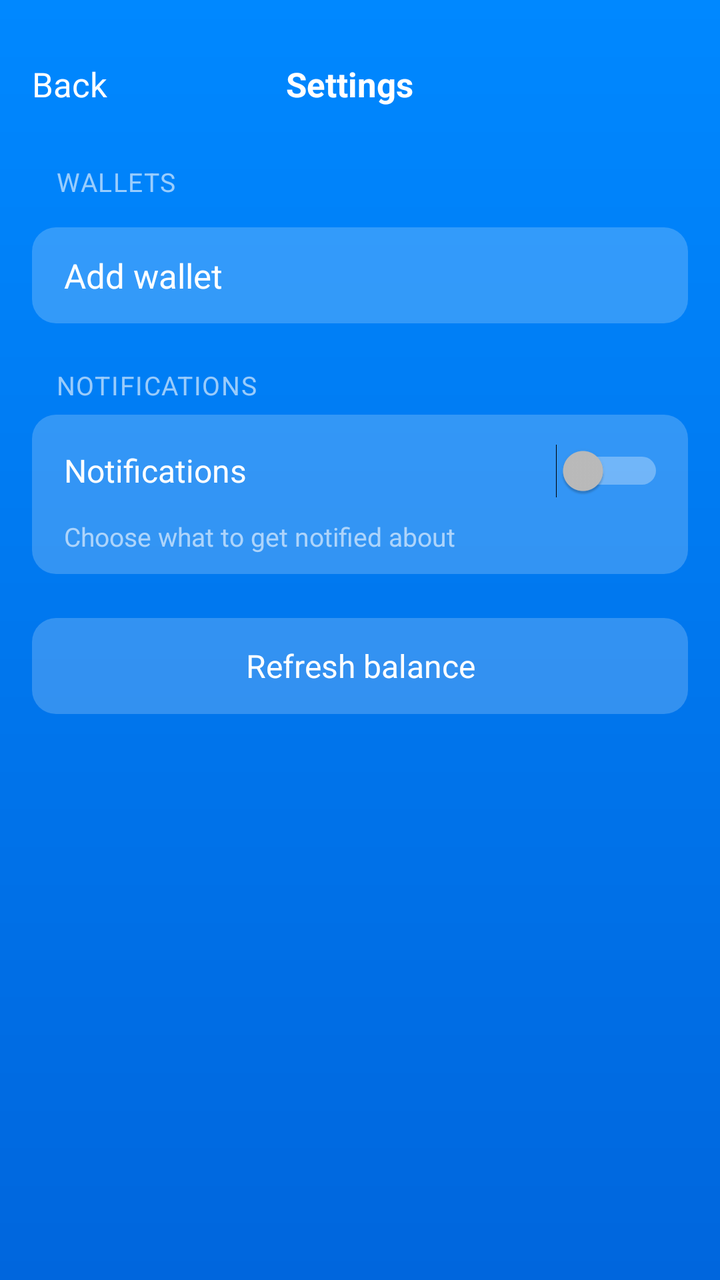
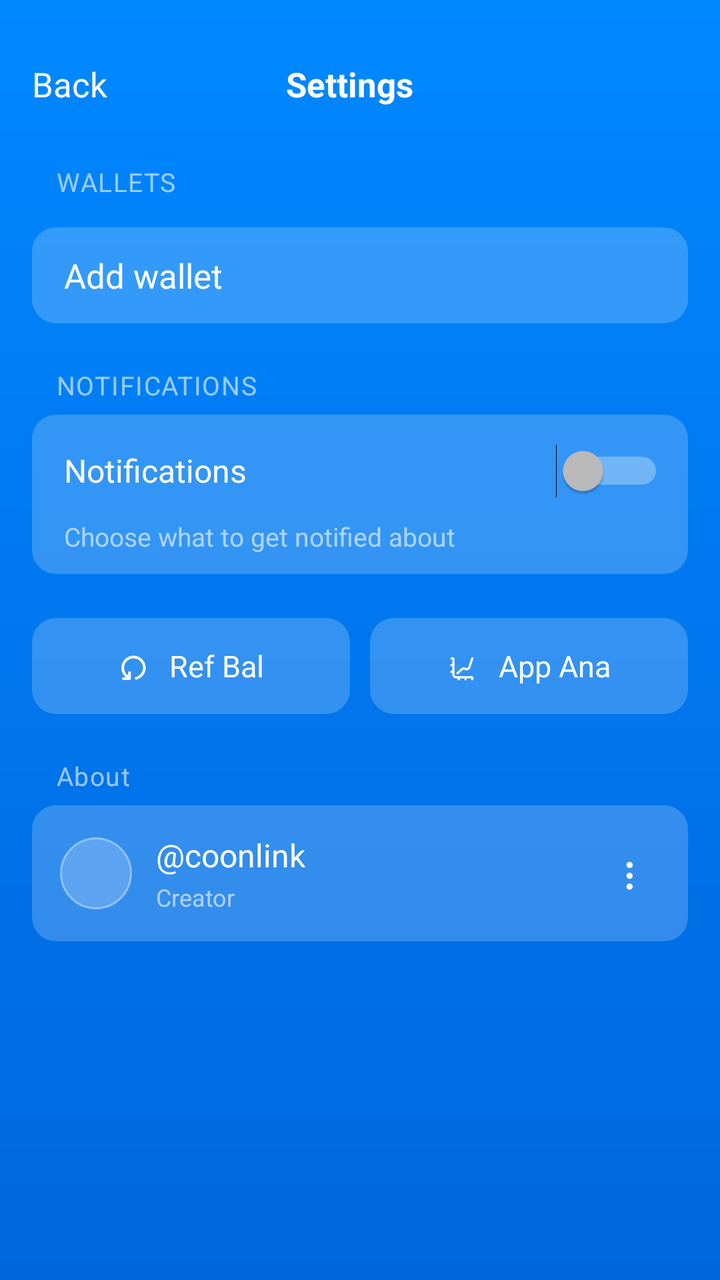

Screens rendered from an Android XML layout before and after an edit, with the pre-edit source and the edit as a unified diff.
<!-- AndroidManifest.xml: application theme AppTheme -->
<!-- res/layout/activity_settings.xml -->
<?xml version="1.0" encoding="utf-8"?>
<ScrollView xmlns:android="http://schemas.android.com/apk/res/android" android:id="@+id/settings_root" android:layout_width="match_parent" android:layout_height="match_parent" android:background="@drawable/app_bg" android:clipToPadding="false" android:fillViewport="true">
    <LinearLayout android:layout_width="match_parent" android:layout_height="wrap_content" android:orientation="vertical" android:paddingStart="16dp" android:paddingTop="20dp" android:paddingEnd="16dp" android:paddingBottom="28dp">
        <LinearLayout android:layout_width="match_parent" android:layout_height="44dp" android:gravity="center_vertical" android:orientation="horizontal">
            <TextView android:id="@+id/settings_back" android:layout_width="wrap_content" android:layout_height="match_parent" android:gravity="center_vertical" android:paddingEnd="8dp" android:text="@string/back" android:textColor="#FFFFFFFF" android:textSize="17sp" />
            <TextView android:layout_width="0dp" android:layout_height="match_parent" android:layout_weight="1" android:gravity="center" android:text="@string/settings_title" android:textColor="#FFFFFFFF" android:textSize="17sp" android:textStyle="bold" />
            <View android:layout_width="56dp" android:layout_height="1dp" />
        </LinearLayout>
        <TextView android:layout_width="match_parent" android:layout_height="wrap_content" android:layout_marginStart="12dp" android:layout_marginTop="18dp" android:layout_marginBottom="6dp" android:letterSpacing="0.04" android:text="@string/wallets_section" android:textColor="#99FFFFFF" android:textSize="13sp" />
        <LinearLayout android:id="@+id/wallets_list" android:layout_width="match_parent" android:layout_height="wrap_content" android:background="@drawable/settings_group_bg" android:orientation="vertical" />
        <TextView android:id="@+id/wallet_add" android:layout_width="match_parent" android:layout_height="wrap_content" android:layout_marginTop="8dp" android:background="@drawable/settings_group_bg" android:gravity="center_vertical|start" android:minHeight="48dp" android:paddingStart="16dp" android:paddingTop="12dp" android:paddingEnd="16dp" android:paddingBottom="12dp" android:text="@string/wallet_add" android:textColor="#FFFFFFFF" android:textSize="17sp" />
        <LinearLayout android:id="@+id/add_panel" android:layout_width="match_parent" android:layout_height="wrap_content" android:layout_marginTop="8dp" android:background="@drawable/settings_group_bg" android:orientation="vertical" android:padding="12dp" android:visibility="gone">
            <LinearLayout android:layout_width="match_parent" android:layout_height="44dp" android:orientation="horizontal">
                <Button android:id="@+id/mode_own" android:layout_width="0dp" android:layout_height="match_parent" android:layout_weight="1" android:background="@drawable/button_mode_on" android:fontFamily="sans-serif-medium" android:minHeight="0dp" android:minWidth="0dp" android:stateListAnimator="@null" android:text="@string/mode_own" android:textAllCaps="false" android:textColor="@color/gram_blue" android:textSize="13sp" />
                <Button android:id="@+id/mode_other" android:layout_width="0dp" android:layout_height="match_parent" android:layout_marginStart="8dp" android:layout_weight="1" android:background="@drawable/button_mode_off" android:fontFamily="sans-serif-medium" android:minHeight="0dp" android:minWidth="0dp" android:stateListAnimator="@null" android:text="@string/mode_other" android:textAllCaps="false" android:textColor="@color/white" android:textSize="13sp" />
            </LinearLayout>
            <LinearLayout android:id="@+id/own_panel" android:layout_width="match_parent" android:layout_height="wrap_content" android:layout_marginTop="10dp" android:orientation="vertical" android:visibility="gone">
                <TextView android:id="@+id/own_status" android:layout_width="match_parent" android:layout_height="wrap_content" android:text="@string/own_connect_hint" android:textColor="@color/white" android:textSize="14sp" android:textStyle="bold" />
                <TextView android:id="@+id/own_address" android:layout_width="match_parent" android:layout_height="wrap_content" android:layout_marginTop="6dp" android:fontFamily="monospace" android:textColor="#CCFFFFFF" android:textSize="13sp" />
                <Button android:id="@+id/own_action" android:layout_width="match_parent" android:layout_height="44dp" android:layout_marginTop="10dp" android:background="@drawable/button_white" android:fontFamily="sans-serif-medium" android:minHeight="0dp" android:minWidth="0dp" android:stateListAnimator="@null" android:text="@string/connect_wallet" android:textAllCaps="false" android:textColor="@color/gram_blue" android:textSize="14sp" />
            </LinearLayout>
            <LinearLayout android:id="@+id/other_panel" android:layout_width="match_parent" android:layout_height="wrap_content" android:layout_marginTop="10dp" android:orientation="vertical">
                <EditText android:id="@+id/address_input" android:layout_width="match_parent" android:layout_height="48dp" android:background="@drawable/input_white" android:fontFamily="monospace" android:gravity="center_vertical" android:hint="@string/address_hint" android:imeOptions="actionDone" android:importantForAutofill="no" android:inputType="textNoSuggestions|textVisiblePassword" android:maxLines="1" android:paddingStart="14dp" android:paddingEnd="14dp" android:singleLine="true" android:textColor="#FF0088FF" android:textColorHint="#800C83FF" android:textCursorDrawable="@null" android:textSize="13sp" />
                <Button android:id="@+id/save_address" android:layout_width="match_parent" android:layout_height="44dp" android:layout_marginTop="8dp" android:background="@drawable/button_white" android:fontFamily="sans-serif-medium" android:minHeight="0dp" android:minWidth="0dp" android:stateListAnimator="@null" android:text="@string/save_address" android:textAllCaps="false" android:textColor="@color/gram_blue" android:textSize="14sp" />
            </LinearLayout>
        </LinearLayout>
        <TextView android:layout_width="match_parent" android:layout_height="wrap_content" android:layout_marginStart="12dp" android:layout_marginTop="22dp" android:layout_marginBottom="6dp" android:letterSpacing="0.04" android:text="@string/notifications_label" android:textColor="#99FFFFFF" android:textSize="13sp" />
        <LinearLayout android:layout_width="match_parent" android:layout_height="wrap_content" android:background="@drawable/settings_group_bg" android:orientation="vertical" android:paddingStart="16dp" android:paddingTop="4dp" android:paddingEnd="12dp" android:paddingBottom="10dp">
            <Switch android:id="@+id/notify_switch" android:layout_width="match_parent" android:layout_height="wrap_content" android:minHeight="48dp" android:text="@string/notifications_title" android:textColor="#FFFFFFFF" android:textSize="16sp" />
            <TextView android:layout_width="match_parent" android:layout_height="wrap_content" android:text="@string/notifications_hint" android:textColor="#99FFFFFF" android:textSize="13sp" />
            <LinearLayout android:id="@+id/notify_types" android:layout_width="match_parent" android:layout_height="wrap_content" android:layout_marginTop="8dp" android:orientation="vertical" android:visibility="gone">
                <Switch android:id="@+id/notify_payments" android:layout_width="match_parent" android:layout_height="wrap_content" android:minHeight="44dp" android:text="@string/notify_payments_title" android:textColor="#FFFFFFFF" android:textSize="15sp" />
                <TextView android:layout_width="match_parent" android:layout_height="wrap_content" android:text="@string/notify_payments_hint" android:textColor="#99FFFFFF" android:textSize="12sp" />
                <Switch android:id="@+id/notify_gifts" android:layout_width="match_parent" android:layout_height="wrap_content" android:layout_marginTop="6dp" android:minHeight="44dp" android:text="@string/notify_gifts_title" android:textColor="#FFFFFFFF" android:textSize="15sp" />
                <TextView android:layout_width="match_parent" android:layout_height="wrap_content" android:text="@string/notify_gifts_hint" android:textColor="#99FFFFFF" android:textSize="12sp" />
                <Switch android:id="@+id/notify_updates" android:layout_width="match_parent" android:layout_height="wrap_content" android:layout_marginTop="6dp" android:minHeight="44dp" android:text="@string/notify_updates_title" android:textColor="#FFFFFFFF" android:textSize="15sp" />
                <TextView android:layout_width="match_parent" android:layout_height="wrap_content" android:text="@string/notify_updates_hint" android:textColor="#99FFFFFF" android:textSize="12sp" />
            </LinearLayout>
        </LinearLayout>
        <TextView android:id="@+id/refresh_now" android:layout_width="match_parent" android:layout_height="48dp" android:layout_marginTop="22dp" android:background="@drawable/settings_group_bg" android:gravity="center" android:text="@string/refresh_now" android:textColor="#FFFFFFFF" android:textSize="16sp" />
    </LinearLayout>
</ScrollView>
<!-- resources referenced by this layout -->
<resources>
  <color name="gram_blue">#0088FF</color>
  <color name="white">#FFFFFF</color>
  <string name="back">Back</string>
  <string name="refresh_now">Refresh balance</string>
  <color name="app_bg_end">#0066DD</color>
  <!-- unchanged entries left out for length: 26 -->
</resources>

<!-- the commit's change to res/layout/activity_settings.xml (unified diff, before → after) -->
@@ -37,6 +37,28 @@
                 <TextView android:layout_width="match_parent" android:layout_height="wrap_content" android:text="@string/notify_updates_hint" android:textColor="#99FFFFFF" android:textSize="12sp" />
             </LinearLayout>
         </LinearLayout>
-        <TextView android:id="@+id/refresh_now" android:layout_width="match_parent" android:layout_height="48dp" android:layout_marginTop="22dp" android:background="@drawable/settings_group_bg" android:gravity="center" android:text="@string/refresh_now" android:textColor="#FFFFFFFF" android:textSize="16sp" />
+        <LinearLayout android:layout_width="match_parent" android:layout_height="48dp" android:layout_marginTop="22dp" android:orientation="horizontal">
+            <LinearLayout android:id="@+id/refresh_now" android:layout_width="0dp" android:layout_height="match_parent" android:layout_marginEnd="5dp" android:layout_weight="1" android:background="@drawable/settings_group_bg" android:gravity="center" android:orientation="horizontal">
+                <ImageView android:layout_width="18dp" android:layout_height="18dp" android:contentDescription="@string/refresh_now" android:src="@drawable/ic_refresh_bal" />
+                <TextView android:layout_width="wrap_content" android:layout_height="wrap_content" android:layout_marginStart="8dp" android:text="@string/refresh_now" android:textColor="#FFFFFFFF" android:textSize="15sp" />
+            </LinearLayout>
+            <LinearLayout android:id="@+id/open_stats" android:layout_width="0dp" android:layout_height="match_parent" android:layout_marginStart="5dp" android:layout_weight="1" android:background="@drawable/settings_group_bg" android:gravity="center" android:orientation="horizontal">
+                <ImageView android:layout_width="18dp" android:layout_height="18dp" android:contentDescription="@string/open_stats" android:src="@drawable/ic_app_ana" />
+                <TextView android:layout_width="wrap_content" android:layout_height="wrap_content" android:layout_marginStart="8dp" android:text="@string/open_stats" android:textColor="#FFFFFFFF" android:textSize="15sp" />
+            </LinearLayout>
+        </LinearLayout>
+        <TextView android:layout_width="match_parent" android:layout_height="wrap_content" android:layout_marginStart="12dp" android:layout_marginTop="22dp" android:layout_marginBottom="6dp" android:letterSpacing="0.04" android:text="@string/about_section" android:textColor="#99FFFFFF" android:textSize="13sp" />
+        <LinearLayout android:layout_width="match_parent" android:layout_height="wrap_content" android:background="@drawable/settings_group_bg" android:gravity="center_vertical" android:orientation="horizontal" android:paddingStart="14dp" android:paddingTop="12dp" android:paddingEnd="8dp" android:paddingBottom="12dp">
+            <LinearLayout android:id="@+id/about_creator" android:layout_width="0dp" android:layout_height="wrap_content" android:layout_weight="1" android:background="?android:attr/selectableItemBackground" android:gravity="center_vertical" android:orientation="horizontal" android:paddingTop="2dp" android:paddingBottom="2dp">
+                <ImageView android:id="@+id/about_creator_avatar" android:layout_width="36dp" android:layout_height="36dp" android:background="@drawable/avatar_circle_bg" android:contentDescription="@string/author_coonlink" android:scaleType="centerCrop" />
+                <LinearLayout android:layout_width="wrap_content" android:layout_height="wrap_content" android:layout_marginStart="12dp" android:orientation="vertical">
+                    <TextView android:layout_width="wrap_content" android:layout_height="wrap_content" android:text="@string/author_coonlink" android:textColor="#FFFFFFFF" android:textSize="16sp" />
+                    <TextView android:layout_width="wrap_content" android:layout_height="wrap_content" android:layout_marginTop="2dp" android:text="@string/about_creator_role" android:textColor="#99FFFFFF" android:textSize="12sp" />
+                </LinearLayout>
+            </LinearLayout>
+            <ImageButton android:id="@+id/about_more" android:layout_width="40dp" android:layout_height="40dp" android:background="?android:attr/selectableItemBackgroundBorderless" android:contentDescription="@string/credits_title" android:padding="8dp" android:scaleType="fitCenter" android:src="@drawable/ic_more_vert" />
+        </LinearLayout>
+        <TextView android:id="@+id/about_version" android:layout_width="match_parent" android:layout_height="wrap_content" android:layout_marginTop="14dp" android:gravity="center" android:textColor="#99FFFFFF" android:textSize="12sp" />
+        <TextView android:id="@+id/about_copyright" android:layout_width="match_parent" android:layout_height="wrap_content" android:layout_marginTop="4dp" android:gravity="center" android:textColor="#66FFFFFF" android:textSize="11sp" />
     </LinearLayout>
 </ScrollView>
<!-- resource entries referenced after the edit -->
@@ -2,8 +2,25 @@
 <resources>
   <color name="gram_blue">#0088FF</color>
   <color name="white">#FFFFFF</color>
+  <!-- drawable avatar_circle_bg (drawable) -->
+  <?xml version="1.0" encoding="utf-8"?>
+  <shape xmlns:android="http://schemas.android.com/apk/res/android" android:shape="oval"><solid android:color="#33FFFFFF" /><stroke android:width="1dp" android:color="#66FFFFFF" /></shape>
+  <!-- drawable ic_app_ana (drawable) -->
+  <?xml version="1.0" encoding="utf-8"?>
+  <vector xmlns:android="http://schemas.android.com/apk/res/android" android:width="20dp" android:height="20dp" android:viewportWidth="1024" android:viewportHeight="1024"><path android:fillColor="#FFFFFFFF" android:pathData="M161.1 262.6h15.3q3.6.9 9 1.8t10.8 3.6q7.2 3.6 12.6 9.45t9.9 13.05q2.7 5.4 3.6 10.35t.9 9.45q.9 3.6.9 7.2v419.4q0 11.7.9 19.8t1.8 12.6 1.8 6.3q3.6 6.3 8.55 11.25t11.25 8.55q1.8.9 6.3 1.8t12.6 1.8 19.8.9h419.4q3.6 0 7.2.9 3.6 0 7.2.45t7.2 2.25l5.4 1.8 3.6 2.7q5.4 2.7 9.45 7.2t7.65 9l1.8 3.6 1.8 5.4q1.8 4.5 2.25 8.1t1.35 6.3v42.3q0 12.6-9.45 22.05t-22.05 9.45q-13.5 0-22.95-9.45t-9.45-22.05v-26.1H569.7v26.1q0 12.6-9.45 22.05t-22.95 9.45q-12.6 0-22.05-9.45t-9.45-22.05v-26.1H377.1v26.1q0 12.6-9 22.05t-22.5 9.45-22.5-9.45-9-22.05v-26.1h-28.35q-13.05 0-23.85-.9t-21.6-3.15-20.7-7.65q-15.3-8.1-27.45-20.25T171.9 804.4q-5.4-9.9-7.65-20.7t-3.15-21.6-.9-23.85V709.9h-26.1q-12.6 0-22.05-9t-9.45-22.5 9.45-22.5 22.05-9h26.1V518.2h-26.1q-12.6 0-22.05-9.45t-9.45-22.05q0-13.5 9.45-22.95t22.05-9.45h26.1V326.5h-26.1q-12.6 0-22.05-9.45t-9.45-22.95q0-12.6 9.45-22.05t22.05-9.45zm538.2 21.6q4.5-12.6 16.2-18.45t24.3-1.35q12.6 3.6 18.45 15.75t1.35 24.75L675 557.8q0 1.8-.9 3.6t-.9 3.6q-17.1 45.9-63 63.45t-90-5.85q-.9 0-2.7-.9t-3.6-2.7q-1.8-.9-2.25-.9h-.45q-12.6-7.2-26.1-5.85t-24.3 10.35q0 .9-.45 1.35t-2.25 1.35L328.5 740.5q-9.9 9-22.95 8.1t-22.05-10.8-8.1-22.95 10.8-22.05l129.6-115.2 1.8-1.8 1.8-1.8q26.1-21.6 59.4-24.75t63 12.15q.9.9 1.8 1.35t1.8 1.35q2.7.9 3.6 1.8l.9.9q18 9 37.35 1.8t25.65-26.1q.9 0 .9-1.35t.9-4.05z"/></vector>
+  <!-- drawable ic_more_vert (drawable) -->
+  <?xml version="1.0" encoding="utf-8"?>
+  <vector xmlns:android="http://schemas.android.com/apk/res/android" android:width="24dp" android:height="24dp" android:viewportWidth="1024" android:viewportHeight="1024"><path android:fillColor="#FFFFFFFF" android:pathData="M460.8 726.1q27.9 0 47.7 19.8t19.8 47.7-19.8 47.7-47.7 19.8-47.7-19.8-19.8-47.7 19.8-47.7 47.7-19.8m0-230.4q27.9 0 47.7 19.8t19.8 47.7-19.8 47.7-47.7 19.8-47.7-19.8-19.8-47.7 19.8-47.7 47.7-19.8m0-230.4q27.9 0 47.7 19.8t19.8 47.7-19.8 47.7-47.7 19.8-47.7-19.8-19.8-47.7 19.8-47.7 47.7-19.8"/></vector>
+  <!-- drawable ic_refresh_bal (drawable) -->
+  <?xml version="1.0" encoding="utf-8"?>
+  <vector xmlns:android="http://schemas.android.com/apk/res/android" android:width="20dp" android:height="20dp" android:viewportWidth="1024" android:viewportHeight="1024"><path android:fillColor="#FFFFFFFF" android:pathData="M345.6 908.8q16.2 0 27.45-11.25t11.25-27.45V697.3q0-15.3-11.25-26.55T345.6 659.5t-27.45 11.25-11.25 26.55v86.4q-52.2-36-83.7-94.05T191.7 563.2q0-55.8 21.6-104.4 20.7-49.5 57.15-85.95t85.95-57.15q48.6-21.6 104.4-21.6t104.4 21.6q49.5 20.7 85.95 57.15t57.15 85.95q21.6 48.6 21.6 104.4 0 46.8-15.3 89.1t-42.3 76.5-63.9 59.4q-36.9 24.3-80.1 35.1-15.3 4.5-23.4 18t-4.5 28.8 17.55 23.4 29.25 4.5q55.8-14.4 103.5-45.9t82.35-75.6 53.55-98.1q19.8-54.9 19.8-115.2 0-72-27-134.1-27-63-74.25-110.25T594.9 244.6q-62.1-27-134.1-27t-134.1 27q-63 27-110.25 74.25T142.2 429.1q-27 62.1-27 134.1 0 40.5 9 79.2 9 37.8 25.65 72t40.95 63.9q23.4 29.7 53.1 54h-71.1q-16.2 0-27.45 11.25T134.1 870.1q0 16.2 11.25 27.45t27.45 11.25z"/></vector>
+  <string name="about_creator_role">Creator</string>
+  <string name="about_section">About</string>
+  <string name="author_coonlink">@coonlink</string>
   <string name="back">Back</string>
-  <string name="refresh_now">Refresh balance</string>
+  <string name="credits_title">Credits</string>
+  <string name="open_stats">App Ana</string>
+  <string name="refresh_now">Ref Bal</string>
   <color name="app_bg_end">#0066DD</color>
   <!-- unchanged entries left out for length: 26 -->
 </resources>
